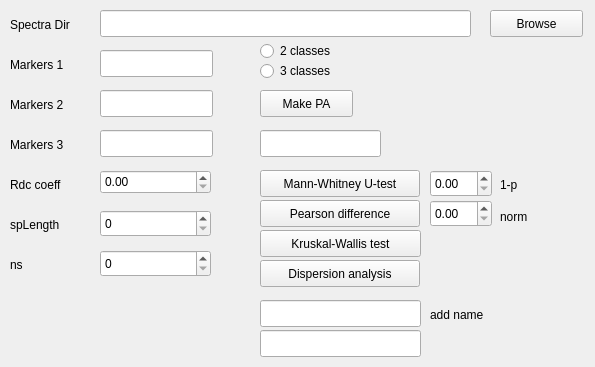
This is makepa.ui in ArtfulVampire/SecondGUIrepo as Qt 5 draws it before an edit. The edited form follows.
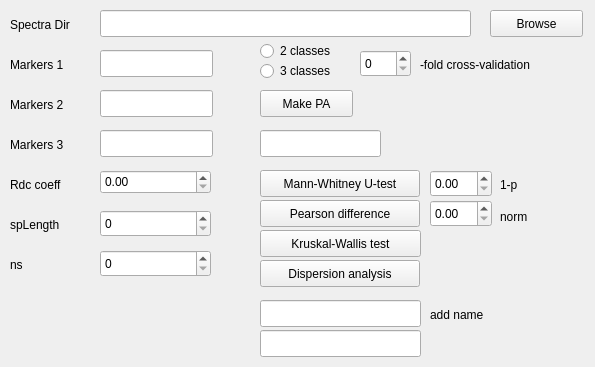
This is the edited form.

Patch:
```diff
--- a/makepa.ui
+++ b/makepa.ui
@@ -367,6 +367,29 @@
     </rect>
    </property>
   </widget>
+  <widget class="QSpinBox" name="crossValidSpinBox">
+   <property name="geometry">
+    <rect>
+     <x>360</x>
+     <y>50</y>
+     <width>51</width>
+     <height>27</height>
+    </rect>
+   </property>
+  </widget>
+  <widget class="QLabel" name="label_11">
+   <property name="geometry">
+    <rect>
+     <x>420</x>
+     <y>50</y>
+     <width>140</width>
+     <height>30</height>
+    </rect>
+   </property>
+   <property name="text">
+    <string>-fold cross-validation</string>
+   </property>
+  </widget>
  </widget>
  <resources/>
  <connections/>
```
